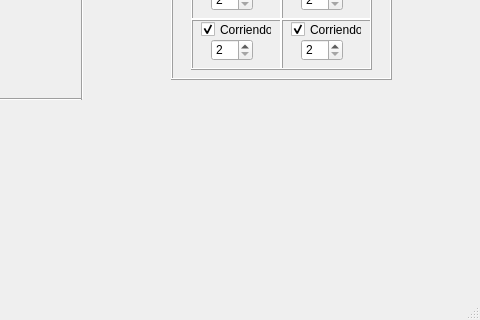
Before: the Qt Designer form EstructurasDeDatos(cpp)/MonsterFactoryProject2024130345/mainwindow.ui in Ale083/ProyectosTEC, drawn with Qt 5; both pictures show x 329 to 809 and y 261 to 581 of the 809 by 581 pixel window.
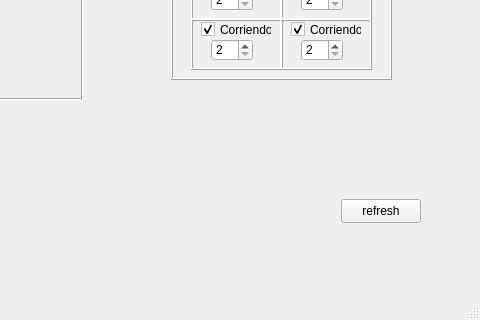
After: the same form once the commit is applied.

Commit message: refresh Thread

The edit to the form file:
```diff
--- a/EstructurasDeDatos(cpp)/MonsterFactoryProject2024130345/mainwindow.ui
+++ b/EstructurasDeDatos(cpp)/MonsterFactoryProject2024130345/mainwindow.ui
@@ -1133,6 +1133,19 @@
      </property>
     </widget>
    </widget>
+   <widget class="QPushButton" name="btnRefresh">
+    <property name="geometry">
+     <rect>
+      <x>670</x>
+      <y>460</y>
+      <width>80</width>
+      <height>24</height>
+     </rect>
+    </property>
+    <property name="text">
+     <string>refresh</string>
+    </property>
+   </widget>
   </widget>
   <widget class="QMenuBar" name="menubar">
    <property name="geometry">
```
The commit also changes 19 other files.
